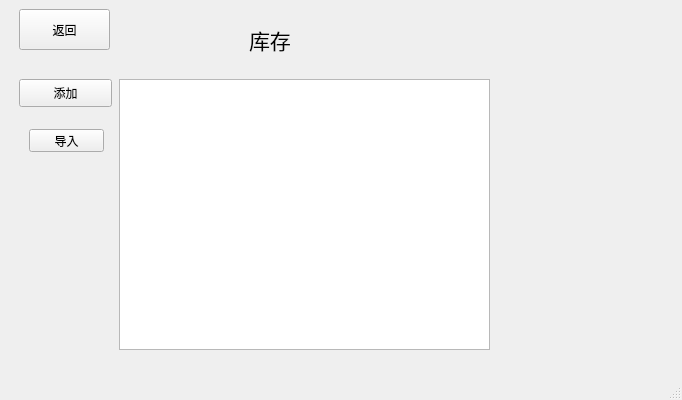
Airofact/QtSupermarketManagement, file login.ui: the form before one commit.
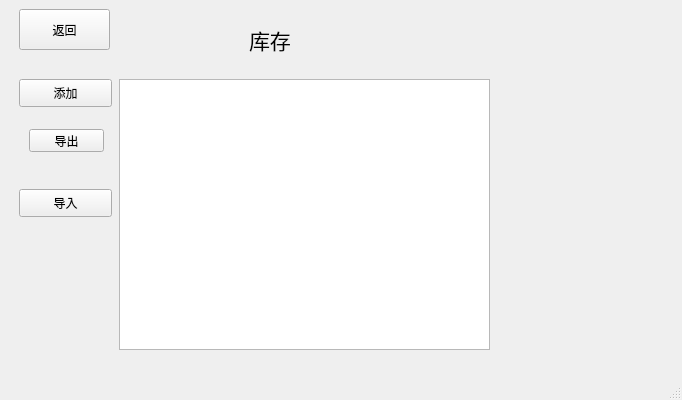
The form after the commit. The open tabs and pages were chosen to show the change. Icons and pictures are not drawn.

The edit to the form file:
```diff
--- a/login.ui
+++ b/login.ui
@@ -607,7 +607,7 @@
          <string>添加</string>
         </property>
        </widget>
-       <widget class="QPushButton" name="import_2">
+       <widget class="QPushButton" name="export_2">
         <property name="geometry">
          <rect>
           <x>20</x>
@@ -617,6 +617,19 @@
          </rect>
         </property>
         <property name="text">
+         <string>导出</string>
+        </property>
+       </widget>
+       <widget class="QPushButton" name="import_2">
+        <property name="geometry">
+         <rect>
+          <x>10</x>
+          <y>180</y>
+          <width>93</width>
+          <height>28</height>
+         </rect>
+        </property>
+        <property name="text">
          <string>导入</string>
         </property>
        </widget>
```
Left out of the diff: 4 changed lines with no effect on the pictures.
